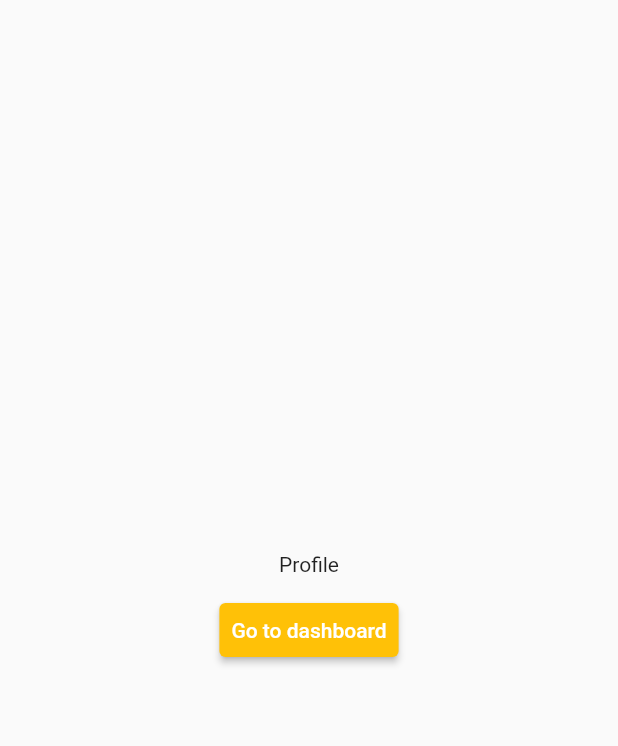
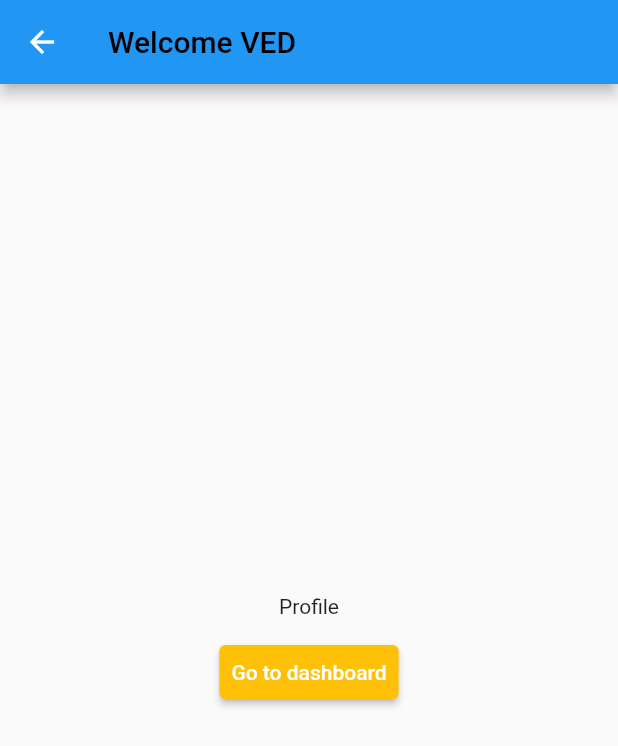
Before and after one commit to vedintech007/learn_go_router, a Flutter app: the screen it shows after launch, after a tap on "Go to profile", on a phone screen of 412 x 824 dp. Shown: the top 746 px of the screen. Run offline on Flutter 3.47's test engine with Material 2 defaults, Android fonts, the light colour scheme and no system bars; our stand-ins replace go_router.

Commit message:
passing data through screens

```diff
--- a/lib/dashboard.dart
+++ b/lib/dashboard.dart
@@ -18,7 +18,8 @@ class Dashboard extends StatelessWidget {
                 child: TextButton(
                   onPressed: () {
                     // GoRouter.of(context).go('/profile');
-                    context.go("/profile");
+                    String name = "VED";
+                    context.go("/profile/$name");
                   },
                   style: TextButton.styleFrom(
                     foregroundColor: Colors.red,
--- a/lib/main.dart
+++ b/lib/main.dart
@@ -15,8 +15,10 @@ class MyApp extends StatelessWidget {
     routes: [
       GoRoute(path: '/', builder: ((context, state) => const Dashboard()), routes: [
         GoRoute(
-          path: '/profile',
-          builder: ((context, state) => const Profile()),
+          path: 'profile/:name',
+          builder: ((context, state) => Profile(
+                name: state.params['name']!,
+              )),
         ),
       ]),
       // GoRoute(
--- a/lib/profile.dart
+++ b/lib/profile.dart
@@ -2,13 +2,22 @@ import 'package:flutter/material.dart';
 import 'package:go_router/go_router.dart';
 
 class Profile extends StatelessWidget {
-  const Profile({super.key});
+  const Profile({super.key, required this.name});
+
+  final String name;
 
   @override
   Widget build(BuildContext context) {
     return Scaffold(
-      body: SafeArea(
-        child: Center(
+      appBar: AppBar(
+        title: Text(
+          "Welcome $name",
+          style: const TextStyle(
+            color: Colors.black,
+          ),
+        ),
+      ),
+      body: Center(
         child: Column(
           mainAxisAlignment: MainAxisAlignment.center,
           children: [
@@ -36,7 +45,6 @@ class Profile extends StatelessWidget {
           ],
         ),
       ),
-      ),
     );
   }
 }
```
Lines whose indentation alone changed are shown as unchanged.
